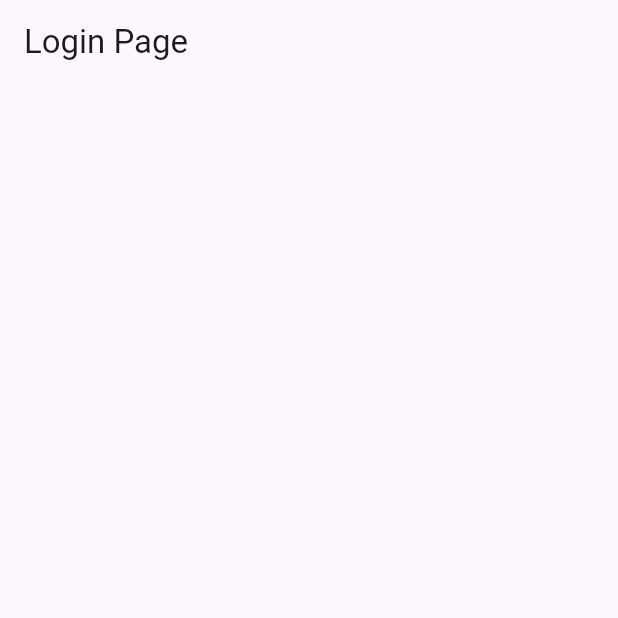
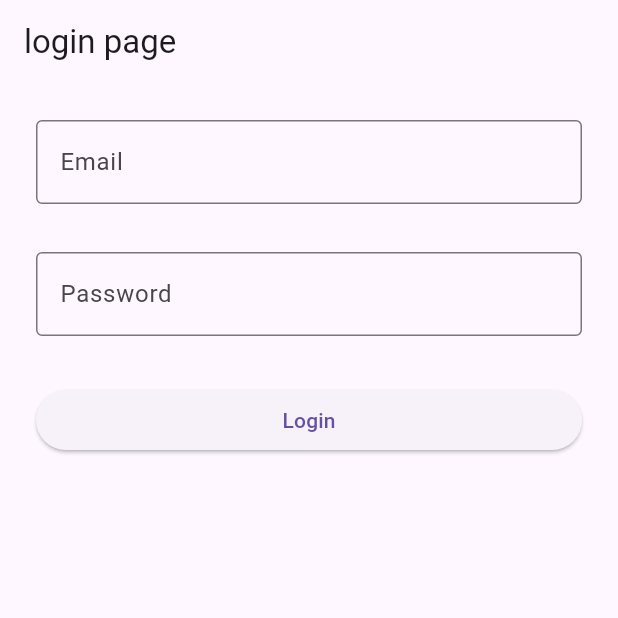
Before and after one commit to Pemrograman-IF-22/Tugas1-LoginPage-22421019-Rakha, a Flutter app: the screen it shows after launch, on a phone screen of 412 x 824 dp, the top half of it. Run offline on Flutter 3.47's test engine with Material 3 defaults, Android fonts, the phone set to English and light mode, and no system bars.

Commit message:
Membuat Dashboard

```diff
--- /dev/null
+++ b/lib/dashboard_page.dart
@@ -0,0 +1,16 @@
+import 'package:flutter/material.dart';
+
+class DashboardPage extends StatelessWidget {
+  final String email;
+  const DashboardPage({
+    super.key,
+    required this.email});
+
+  @override
+  Widget build(BuildContext context) {
+    return Scaffold(
+      appBar: AppBar(title: Text('Dashboard'), centerTitle: false),
+      body: Center(child: Text('Berhasil Masuk : $email')),
+    );
+  }
+}
--- /dev/null
+++ b/lib/login_page.dart
@@ -0,0 +1,94 @@
+import 'package:flutter/material.dart';
+import 'package:login/dashboard_page.dart';
+
+class LoginPage extends StatefulWidget {
+  const LoginPage({super.key});
+
+  @override
+  State<LoginPage> createState() => _LoginPageState();
+}
+
+class _LoginPageState extends State<LoginPage> {
+  final _formKey = GlobalKey<FormState>();
+  TextEditingController emailcontroller = TextEditingController();
+  TextEditingController passwordcontroller = TextEditingController();
+
+  @override
+  Widget build(BuildContext context) {
+    return Scaffold(
+      appBar: AppBar(title: Text('login page'), centerTitle: false),
+      body: Form(
+        key: _formKey,
+        child: Padding(
+          padding: EdgeInsets.symmetric(horizontal: 16.0, vertical: 8.0),
+          child: Column(
+            children: [
+              Padding(
+                padding: EdgeInsets.symmetric(horizontal: 8.0, vertical: 16.0),
+                child: TextFormField(
+                  controller: emailcontroller,
+                  decoration: InputDecoration(
+                    border: OutlineInputBorder(),
+                    label: Text('Email'),
+                  ),
+                  validator: (value) {
+                    if (value == null || value.isEmpty) {
+                      return 'Masukan E-mail anda';
+                    }
+
+                    return null;
+                  },
+                ),
+              ),
+              Padding(
+                padding: EdgeInsets.symmetric(horizontal: 8.0, vertical: 16.0),
+                child: TextFormField(
+                  controller: passwordcontroller,
+                  decoration: InputDecoration(
+                    border: OutlineInputBorder(),
+                    label: Text('Password'),
+                  ),
+                  validator: (value) {
+                    if (value == null || value.isEmpty) {
+                      return 'Masukan Password anda';
+                    }
+
+                    return null;
+                  },
+                ),
+              ),
+              Padding(
+                padding: EdgeInsets.symmetric(horizontal: 8.0, vertical: 16.0),
+                child: SizedBox(
+                  width: double.infinity,
+                  child: ElevatedButton(
+                    onPressed: () {
+                      debugPrint('Email: ${emailcontroller.text}');
+                      debugPrint('Password: ${passwordcontroller.text}');
+
+                      if (_formKey.currentState!.validate()) {
+                        Navigator.push(
+                          context,
+                          MaterialPageRoute(
+                            builder:
+                                (context) =>
+                                    DashboardPage(email: emailcontroller.text),
+                          ),
+                        );
+                      } else {
+                        ScaffoldMessenger.of(context).showSnackBar(
+                          SnackBar(content: Text('Silahkan Lengkapi Form')),
+                        );
+                      }
+                    },
+                    child: Text('Login'),
+                  ),
+                ),
+              ),
+            ],
+          ),
+        ),
+      ),
+    );
+  }
+}
--- a/lib/main.dart
+++ b/lib/main.dart
@@ -1,4 +1,5 @@
 import 'package:flutter/material.dart';
+import 'package:login/login_page.dart';
 
 void main() {
   runApp(MyApp());
@@ -10,8 +11,9 @@ class MyApp extends StatelessWidget {
   @override
   Widget build(BuildContext context) {
     return MaterialApp(
-      title: 'Login Page',
-      home: Scaffold(appBar: AppBar(title: Text('Login Page'))),
+      title: 'login page',
+      home:  LoginPage()
+
     );
   }
 }
```
